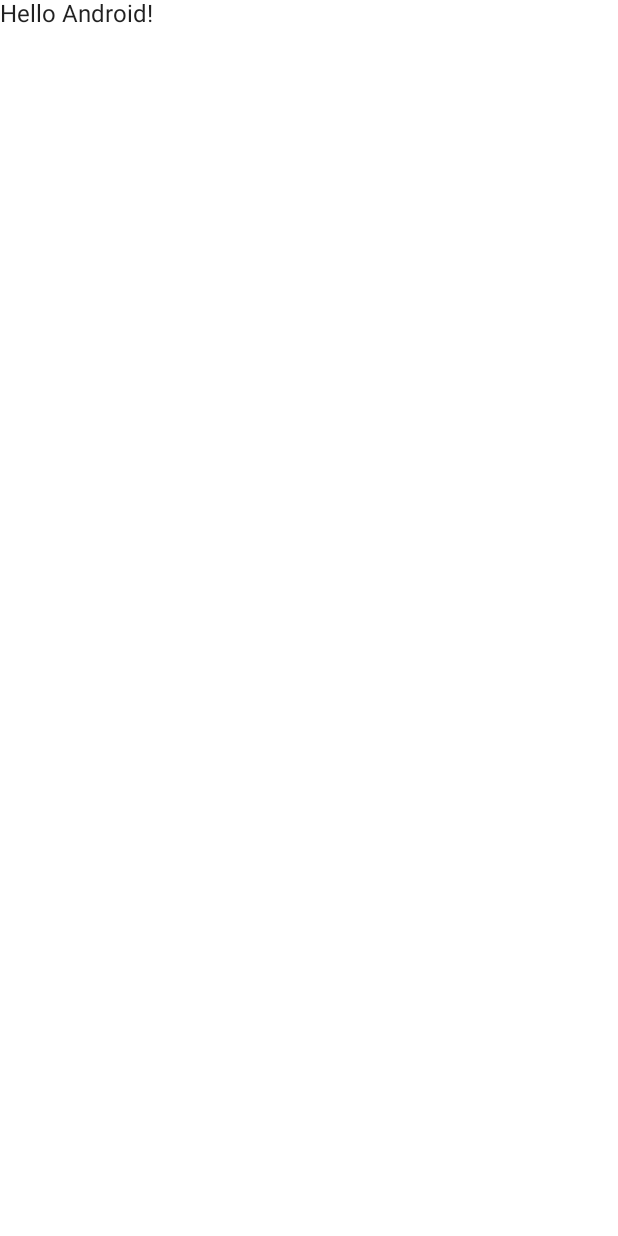
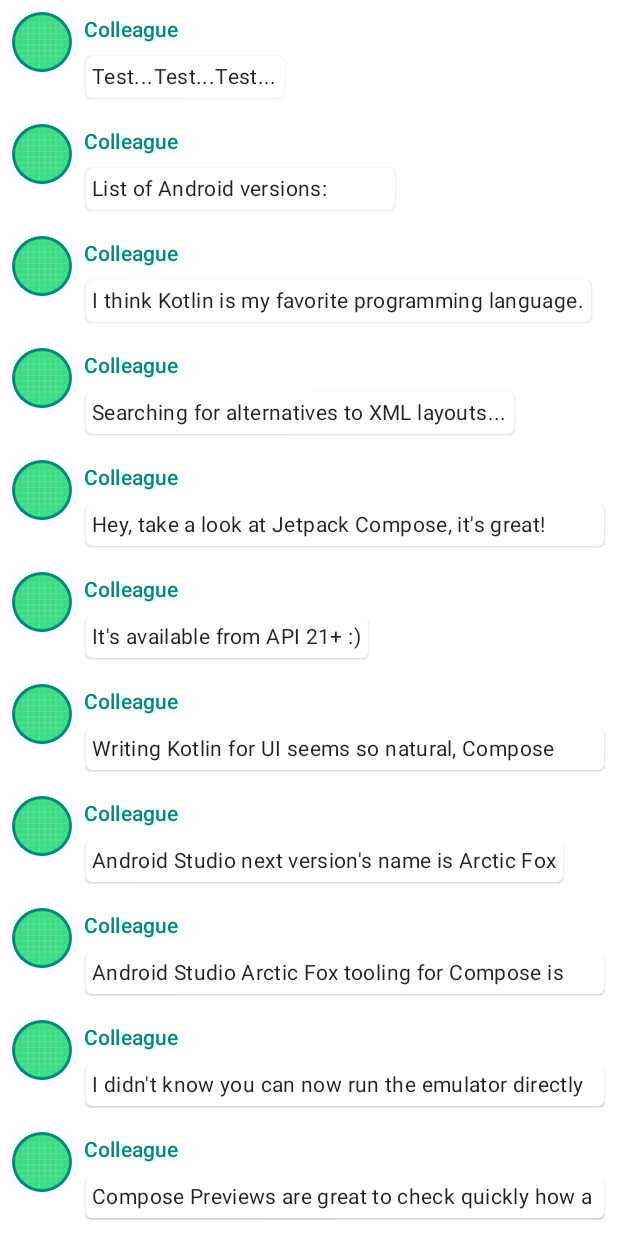
Before and after one commit to DatTrannn/BalanceMeApp, an Android app built with Jetpack Compose: the screen it shows after launch (MainActivity), on a phone screen of 412 x 824 dp. Before the commit the screen is almost empty. Run offline under Robolectric (Android 15) with nearby library versions, the phone set to English and light mode, and no system bars.

Commit message:
Change Color Theme and Init UI

```diff
--- /dev/null
+++ b/app/src/main/java/com/example/balanceme/BalanceMe.kt
@@ -0,0 +1,11 @@
+package com.example.balanceme
+
+import androidx.compose.runtime.Composable
+import com.example.balanceme.ui.theme.BalanceMeTheme
+
+@Composable
+fun BalanceMe() {
+    BalanceMeTheme {
+
+    }
+}
--- a/app/src/main/java/com/example/balanceme/MainActivity.kt
+++ b/app/src/main/java/com/example/balanceme/MainActivity.kt
@@ -3,13 +3,24 @@ package com.example.balanceme
 import android.os.Bundle
 import androidx.activity.ComponentActivity
 import androidx.activity.compose.setContent
-import androidx.compose.foundation.layout.fillMaxSize
+import androidx.compose.animation.animateColorAsState
+import androidx.compose.animation.animateContentSize
+import androidx.compose.foundation.Image
+import androidx.compose.foundation.border
+import androidx.compose.foundation.clickable
+import androidx.compose.foundation.layout.*
+import androidx.compose.foundation.lazy.LazyColumn
+import androidx.compose.foundation.lazy.items
+import androidx.compose.foundation.shape.CircleShape
 import androidx.compose.material.MaterialTheme
 import androidx.compose.material.Surface
 import androidx.compose.material.Text
-import androidx.compose.runtime.Composable
+import androidx.compose.runtime.*
 import androidx.compose.ui.Modifier
+import androidx.compose.ui.draw.clip
+import androidx.compose.ui.res.painterResource
 import androidx.compose.ui.tooling.preview.Preview
+import androidx.compose.ui.unit.dp
 import com.example.balanceme.ui.theme.BalanceMeTheme
 
 class MainActivity : ComponentActivity() {
@@ -18,9 +29,8 @@ class MainActivity : ComponentActivity() {
         setContent {
             BalanceMeTheme {
                 // A surface container using the 'background' color from the theme
-                Surface(modifier = Modifier.fillMaxSize(),
-                    color = MaterialTheme.colors.background) {
-                    Greeting("Android")
+                Surface(modifier = Modifier.fillMaxSize()) {
+                        Conversation(messages = SampleData.conversationSample)
                 }
             }
         }
@@ -39,3 +49,85 @@ fun DefaultPreview() {
         Greeting("Android")
     }
 }
+
+data class Message(val author: String, val body: String)
+
+@Composable
+fun MessageCard(msg: Message) {
+    Row(modifier = Modifier.padding(all = 8.dp)) {
+        Image(
+            painter = painterResource(R.drawable.ic_launcher_background),
+            contentDescription = null,
+            modifier = Modifier
+                .size(40.dp)
+                .clip(CircleShape)
+                .border(1.5.dp, MaterialTheme.colors.secondaryVariant, CircleShape)
+        )
+        Spacer(modifier = Modifier.width(8.dp))
+
+        // We keep track if the message is expanded or not in this
+        // variable
+        var isExpanded by remember { mutableStateOf(false) }
+        // surfaceColor will be updated gradually from one color to the other
+        val surfaceColor by animateColorAsState(
+            if (isExpanded) MaterialTheme.colors.primary else MaterialTheme.colors.surface,
+        )
+
+        // We toggle the isExpanded variable when we click on this Column
+        Column(modifier = Modifier.clickable { isExpanded = !isExpanded }) {
+            Text(
+                text = msg.author,
+                color = MaterialTheme.colors.secondaryVariant,
+                style = MaterialTheme.typography.subtitle2
+            )
+
+            Spacer(modifier = Modifier.height(4.dp))
+
+            Surface(
+                shape = MaterialTheme.shapes.medium,
+                elevation = 1.dp,
+                // surfaceColor color will be changing gradually from primary to surface
+                color = surfaceColor,
+                // animateContentSize will change the Surface size gradually
+                modifier = Modifier
+                    .animateContentSize()
+                    .padding(1.dp)
+            ) {
+                Text(
+                    text = msg.body,
+                    modifier = Modifier.padding(all = 4.dp),
+                    // If the message is expanded, we display all its content
+                    // otherwise we only display the first line
+                    maxLines = if (isExpanded) Int.MAX_VALUE else 1,
+                    style = MaterialTheme.typography.body2
+                )
+            }
+        }
+    }
+}
+
+@Preview
+@Composable
+fun PreviewMessageCard() {
+    MessageCard(
+        msg = Message("Colleague", "Hey, take a look at Jetpack Compose, it's great!")
+    )
+}
+
+@Composable
+fun Conversation(messages: List<Message>) {
+    LazyColumn {
+        items(messages) { message ->
+            MessageCard(message)
+        }
+    }
+}
+
+
+@Preview
+@Composable
+fun PreviewConversation() {
+    BalanceMeTheme {
+        Conversation(SampleData.conversationSample)
+    }
+}
--- /dev/null
+++ b/app/src/main/java/com/example/balanceme/SampleData.kt
@@ -0,0 +1,72 @@
+package com.example.balanceme
+
+object SampleData {
+    // Sample conversation data
+    val conversationSample = listOf(
+        Message(
+            "Colleague",
+            "Test...Test...Test..."
+        ),
+        Message(
+            "Colleague",
+            "List of Android versions:\n" +
+                    "Android KitKat (API 19)\n" +
+                    "Android Lollipop (API 21)\n" +
+                    "Android Marshmallow (API 23)\n" +
+                    "Android Nougat (API 24)\n" +
+                    "Android Oreo (API 26)\n" +
+                    "Android Pie (API 28)\n" +
+                    "Android 10 (API 29)\n" +
+                    "Android 11 (API 30)\n" +
+                    "Android 12 (API 31)\n"
+        ),
+        Message(
+            "Colleague",
+            "I think Kotlin is my favorite programming language.\n" +
+                    "It's so much fun!"
+        ),
+        Message(
+            "Colleague",
+            "Searching for alternatives to XML layouts..."
+        ),
+        Message(
+            "Colleague",
+            "Hey, take a look at Jetpack Compose, it's great!\n" +
+                    "It's the Android's modern toolkit for building native UI." +
+                    "It simplifies and accelerates UI development on Android." +
+                    "Less code, powerful tools, and intuitive Kotlin APIs :)"
+        ),
+        Message(
+            "Colleague",
+            "It's available from API 21+ :)"
+        ),
+        Message(
+            "Colleague",
+            "Writing Kotlin for UI seems so natural, Compose where have you been all my life?"
+        ),
+        Message(
+            "Colleague",
+            "Android Studio next version's name is Arctic Fox"
+        ),
+        Message(
+            "Colleague",
+            "Android Studio Arctic Fox tooling for Compose is top notch ^_^"
+        ),
+        Message(
+            "Colleague",
+            "I didn't know you can now run the emulator directly from Android Studio"
+        ),
+        Message(
+            "Colleague",
+            "Compose Previews are great to check quickly how a composable layout looks like"
+        ),
+        Message(
+            "Colleague",
+            "Previews are also interactive after enabling the experimental setting"
+        ),
+        Message(
+            "Colleague",
+            "Have you tried writing build.gradle with KTS?"
+        ),
+    )
+}
--- a/app/src/main/java/com/example/balanceme/ui/theme/Color.kt
+++ b/app/src/main/java/com/example/balanceme/ui/theme/Color.kt
@@ -6,3 +6,6 @@ val Purple200 = Color(0xFFBB86FC)
 val Purple500 = Color(0xFF6200EE)
 val Purple700 = Color(0xFF3700B3)
 val Teal200 = Color(0xFF03DAC5)
+val Gainsboro = Color(0xFFDADADA)
+val RichBlack_Light = Color(0xFF1F3D39)
+val RichBlack_Dark = Color(0xFF1C3A36)
--- a/app/src/main/java/com/example/balanceme/ui/theme/Theme.kt
+++ b/app/src/main/java/com/example/balanceme/ui/theme/Theme.kt
@@ -5,11 +5,12 @@ import androidx.compose.material.MaterialTheme
 import androidx.compose.material.darkColors
 import androidx.compose.material.lightColors
 import androidx.compose.runtime.Composable
+import com.example.balanceme.R
 
 private val DarkColorPalette = darkColors(
-    primary = Purple200,
-    primaryVariant = Purple700,
-    secondary = Teal200
+    primary = RichBlack_Light,
+    primaryVariant = RichBlack_Dark,
+    secondary = Gainsboro
 )
 
 private val LightColorPalette = lightColors(
```
